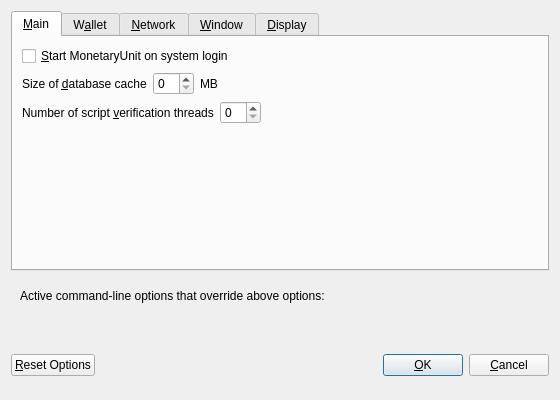
Qt form src/qt/forms/optionsdialog.ui (upgradeadvice/MUE-Src) before a commit.
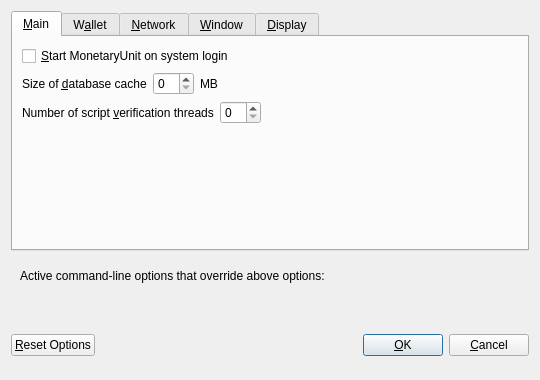
The same form after that commit. Custom widgets are drawn as their Qt base class.

Patch:
```diff
--- a/src/qt/forms/optionsdialog.ui
+++ b/src/qt/forms/optionsdialog.ui
@@ -6,8 +6,8 @@
    <rect>
     <x>0</x>
     <y>0</y>
-    <width>560</width>
-    <height>400</height>
+    <width>540</width>
+    <height>380</height>
    </rect>
   </property>
   <property name="windowTitle">
```
